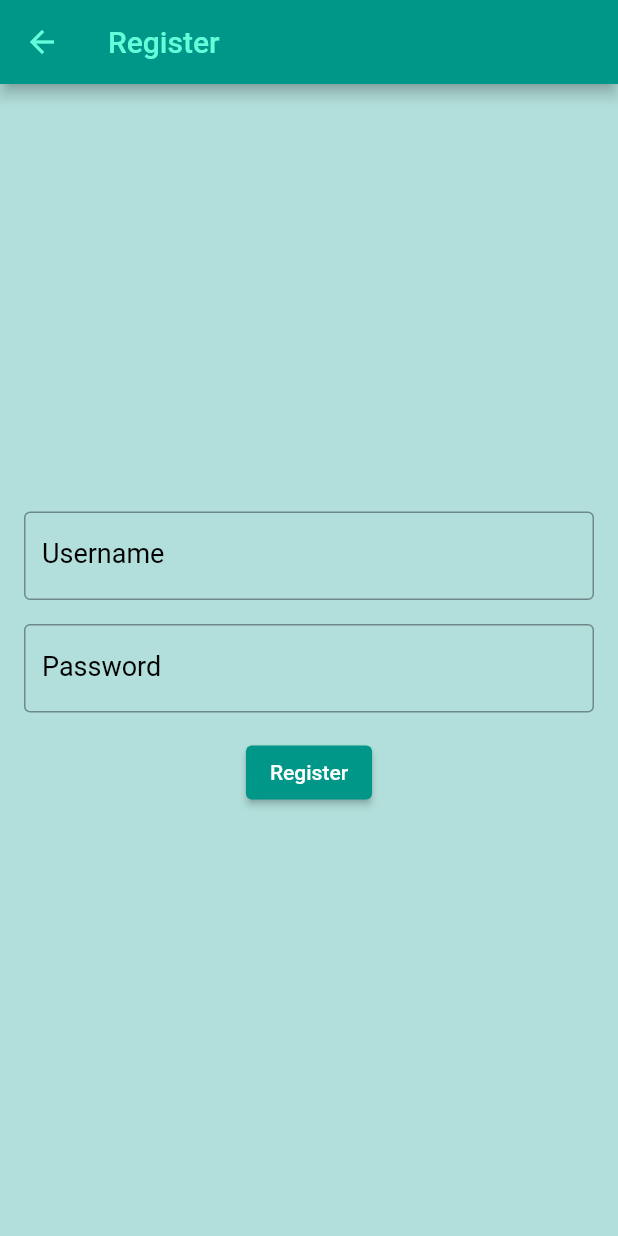
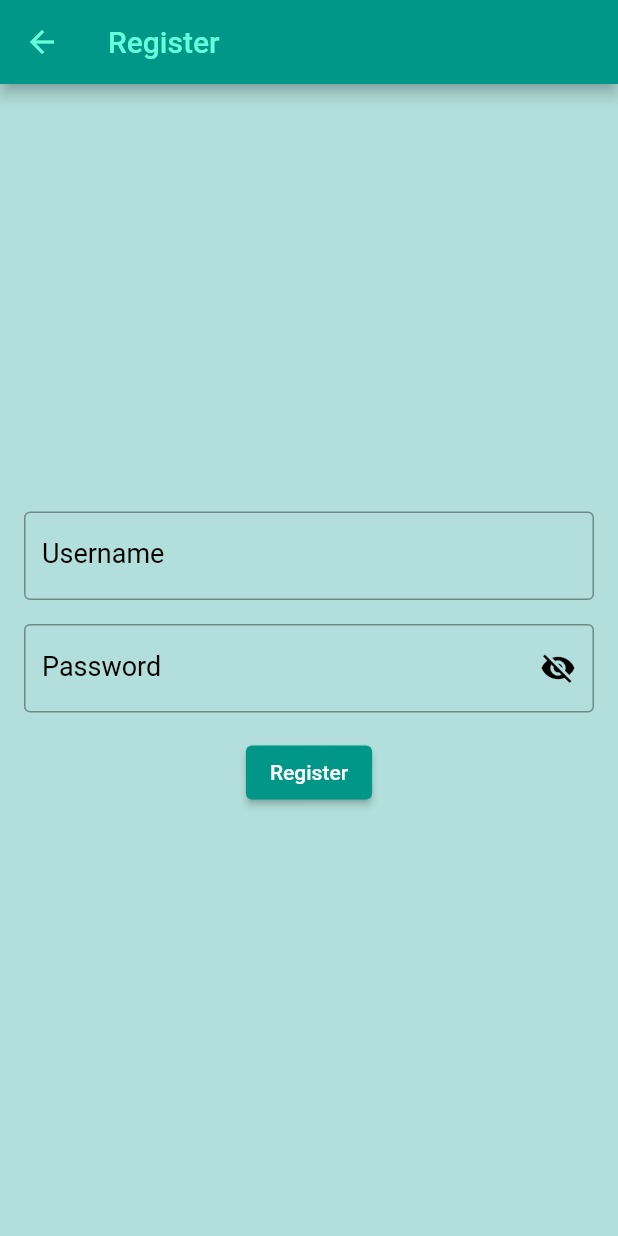
Before and after one commit to Felix010905/Planner-App-V2, a Flutter app: the screen it shows after launch, after a tap on "Register", on a phone screen of 412 x 824 dp. Run offline on Flutter 3.47's test engine with Material 2 defaults, Android fonts, the phone set to English and light mode, and no system bars; our stand-ins replace shared_preferences, table_calendar.

Commit message:
changed border color of text fields, added button to make password visible

```diff
--- a/lib/screens/daily_goals_screen.dart
+++ b/lib/screens/daily_goals_screen.dart
@@ -132,7 +132,12 @@ class _DailyGoalsScreenState extends State<DailyGoalsScreen> {
                             fontSize: 30,
                             color: Colors.black,
                           ),
+                          border: OutlineInputBorder(),
+                          focusedBorder: OutlineInputBorder(
+                            borderSide: BorderSide(color: Colors.teal),
+                          ),
                         ),
+
                         onSubmitted: (_) {
                           _addTodo();
                         },
--- a/lib/screens/login_screen.dart
+++ b/lib/screens/login_screen.dart
@@ -86,6 +86,9 @@ class _LoginScreenState extends State<LoginScreen> {
                 decoration: const InputDecoration(
                   labelText: 'Username',
                   border: OutlineInputBorder(),
+                  focusedBorder: OutlineInputBorder(
+                    borderSide: BorderSide(color: Colors.teal),
+                  ),
                   labelStyle: TextStyle(
                     fontSize: 18,
                     color: Colors.black,
@@ -98,10 +101,13 @@ class _LoginScreenState extends State<LoginScreen> {
               const SizedBox(height: 16.0),
               TextField(
                 controller: _passwordController,
-                obscureText: !_isPasswordVisible, // Use the variable to toggle
+                obscureText: !_isPasswordVisible,
                 decoration: InputDecoration(
                   labelText: 'Password',
                   border: const OutlineInputBorder(),
+                  focusedBorder: const OutlineInputBorder(
+                    borderSide: BorderSide(color: Colors.teal),
+                  ),
                   labelStyle: const TextStyle(
                     fontSize: 18,
                     color: Colors.black,
@@ -128,7 +134,7 @@ class _LoginScreenState extends State<LoginScreen> {
               ElevatedButton(
                 onPressed: _handleLogin,
                 style: ElevatedButton.styleFrom(
-                  primary: Colors.teal,
+                  backgroundColor: Colors.teal,
                 ),
                 child: const Text('Login'),
               ),
@@ -153,5 +159,4 @@ class _LoginScreenState extends State<LoginScreen> {
       ),
     );
   }
-
 }
--- a/lib/screens/register_screen.dart
+++ b/lib/screens/register_screen.dart
@@ -13,6 +13,8 @@ class RegisterScreen extends StatefulWidget {
 class _RegisterScreenState extends State<RegisterScreen> {
   final TextEditingController _usernameController = TextEditingController();
   final TextEditingController _passwordController = TextEditingController();
+
+  bool _isPasswordVisible = false;
 
   late AuthStorage _authStorage;
 
@@ -64,26 +66,46 @@ class _RegisterScreenState extends State<RegisterScreen> {
                     color: Colors.black,
                   ),
                   border: OutlineInputBorder(),
+                  focusedBorder: OutlineInputBorder(
+                    borderSide: BorderSide(color: Colors.teal), // Change color here
+                  ),
                 ),
                 onSubmitted: (_) {
                   _handleRegistration();
                 },
               ),
-              SizedBox(height: 16.0),
+              const SizedBox(height: 16.0),
               TextField(
                 controller: _passwordController,
-                obscureText: true,
-                decoration: const InputDecoration(
+                obscureText: !_isPasswordVisible,
+                decoration: InputDecoration(
                   labelText: 'Password',
-                  labelStyle: TextStyle(
+                  labelStyle: const TextStyle(
                     fontSize: 18,
                     color: Colors.black,
                   ),
-                  border: OutlineInputBorder(),
+                  suffixIcon: IconButton(
+                    onPressed: () {
+                      setState(() {
+                        _isPasswordVisible = !_isPasswordVisible;
+                      });
+                    },
+                    icon: Icon(
+                      _isPasswordVisible
+                          ? Icons.visibility
+                          : Icons.visibility_off,
+                      color: Colors.black,
+                    ),
+                  ),
+                  border: const OutlineInputBorder(),
+                  focusedBorder: const OutlineInputBorder(
+                    borderSide: BorderSide(color: Colors.teal), // Change color here
+                  ),
                 ),
                 onSubmitted: (_) {
                   _handleRegistration();
                 },
+
               ),
               const SizedBox(height: 16.0),
               ElevatedButton(
```
